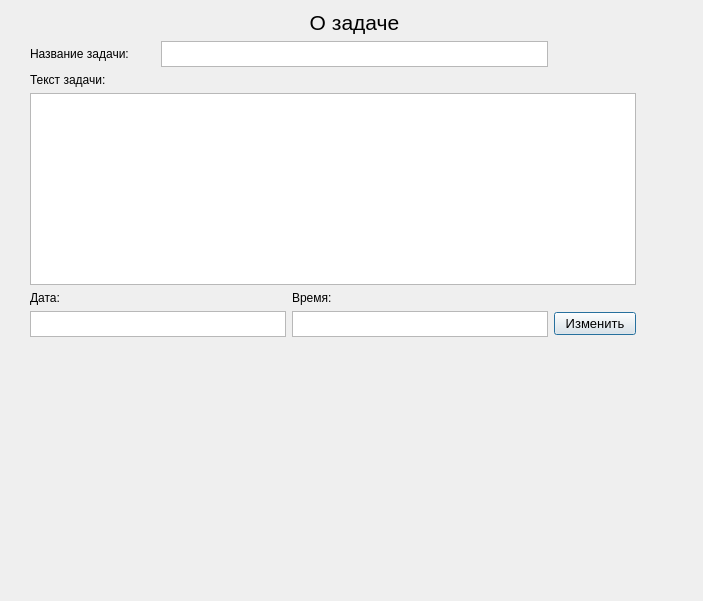
Old version of the form moreabouttask.ui in the repository helenaklenina/KursachSiAOD.
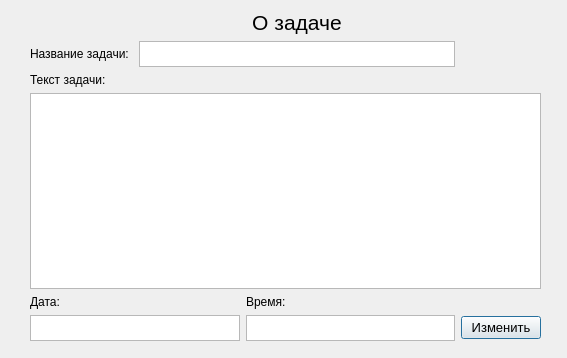
New version of the form.

Patch:
```diff
--- a/moreabouttask.ui
+++ b/moreabouttask.ui
@@ -6,20 +6,20 @@
    <rect>
     <x>0</x>
     <y>0</y>
-    <width>703</width>
-    <height>601</height>
+    <width>567</width>
+    <height>358</height>
    </rect>
   </property>
   <property name="windowTitle">
    <string>Dialog</string>
   </property>
-  <widget class="QWidget" name="">
+  <widget class="QWidget" name="layoutWidget">
    <property name="geometry">
     <rect>
      <x>30</x>
      <y>10</y>
-     <width>606</width>
-     <height>327</height>
+     <width>511</width>
+     <height>331</height>
     </rect>
    </property>
    <layout class="QGridLayout" name="gridLayout">
```
